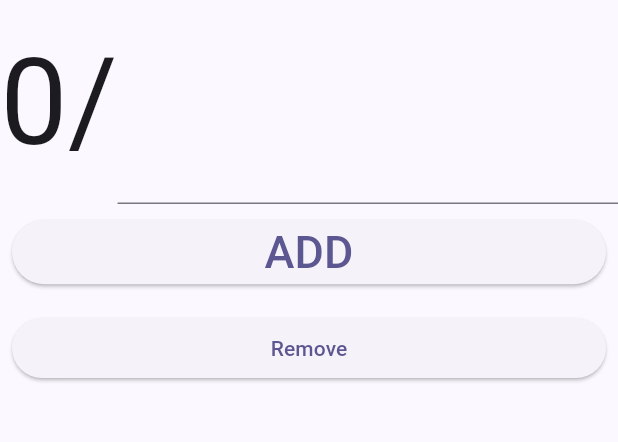
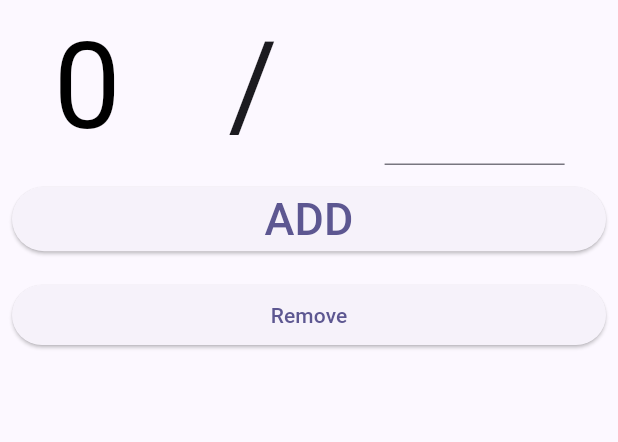
Before and after one commit to firtman/disney_flutter_people_counter, a Flutter app: the screen it shows after launch, on a phone screen of 412 x 824 dp, the part 84-526 px from its top. Run offline on Flutter 3.47's test engine with Material 2 defaults, Android fonts, the light colour scheme and no system bars.

Commit message:
final version 1.0

```diff
--- a/lib/people_counter_page.dart
+++ b/lib/people_counter_page.dart
@@ -37,6 +37,16 @@ class _PeopleCounterPageState extends State<PeopleCounterPage> {
     });
   }
 
+  Color getColor() {
+    if (count > max) {
+      return Colors.red.shade500;
+    } else if (count > max * 0.75) {
+      return Colors.yellowAccent.shade700;
+    } else {
+      return Colors.black;
+    }
+  }
+
   @override
   Widget build(BuildContext context) {
     const largeFontStyle = TextStyle(fontSize: 80);
@@ -49,24 +59,24 @@ class _PeopleCounterPageState extends State<PeopleCounterPage> {
         crossAxisAlignment: CrossAxisAlignment.stretch,
         children: [
           Row(
+            mainAxisAlignment: MainAxisAlignment.spaceAround,
             children: [
               Center(
                 child: Text(
                   "$count",
-                  style: largeFontStyle,
+                  style: TextStyle(fontSize: 80, color: getColor()),
                 ),
               ),
               const Text(
                 "/",
                 style: largeFontStyle,
               ),
-              Flexible(
-                fit: FlexFit.tight,
-                child: TextField(
-                  onChanged: maxChanged,
-                  style: largeFontStyle,
-                ),
-              ),
+              ConstrainedBox(
+                  constraints: const BoxConstraints.tightFor(width: 120),
+                  child: TextField(
+                    onChanged: maxChanged,
+                    style: const TextStyle(fontSize: 60, color: Colors.black26),
+                  )),
             ],
           ),
           Padding(
```
